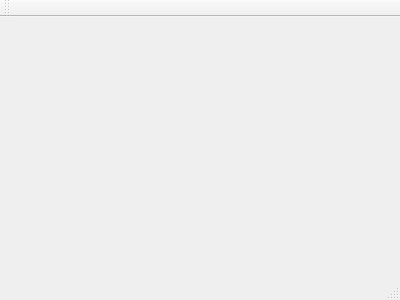
The window that mainwindow.ui (Mike308/control-net-tester) describes before a commit, drawn with Qt 5.
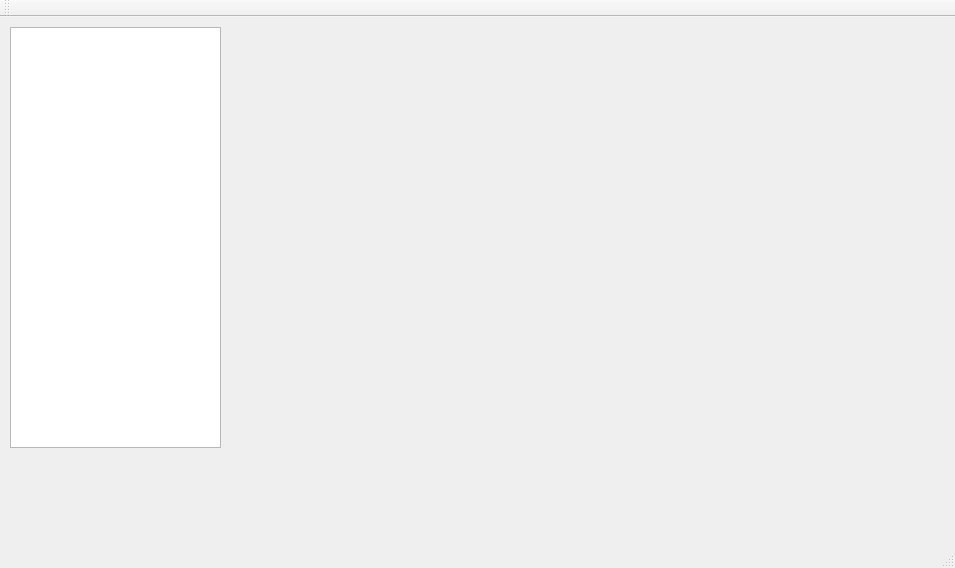
The same window after the commit.

Diff of the .ui file:
```diff
--- a/mainwindow.ui
+++ b/mainwindow.ui
@@ -1,24 +1,50 @@
 <ui version="4.0">
  <class>MainWindow</class>
- <widget class="QMainWindow" name="MainWindow" >
-  <property name="geometry" >
+ <widget class="QMainWindow" name="MainWindow">
+  <property name="geometry">
    <rect>
     <x>0</x>
     <y>0</y>
-    <width>400</width>
-    <height>300</height>
+    <width>955</width>
+    <height>568</height>
    </rect>
   </property>
   <property name="windowTitle" >
    <string>MainWindow</string>
   </property>
-  <widget class="QMenuBar" name="menuBar" />
-  <widget class="QToolBar" name="mainToolBar" />
-  <widget class="QWidget" name="centralWidget" />
-  <widget class="QStatusBar" name="statusBar" />
+  <widget class="QWidget" name="centralWidget">
+   <widget class="QListView" name="listView">
+    <property name="geometry">
+     <rect>
+      <x>10</x>
+      <y>10</y>
+      <width>211</width>
+      <height>421</height>
+     </rect>
+    </property>
+   </widget>
+  </widget>
+  <widget class="QMenuBar" name="menuBar">
+   <property name="geometry">
+    <rect>
+     <x>0</x>
+     <y>0</y>
+     <width>955</width>
+     <height>21</height>
+    </rect>
+   </property>
+  </widget>
+  <widget class="QToolBar" name="mainToolBar">
+   <attribute name="toolBarArea">
+    <enum>TopToolBarArea</enum>
+   </attribute>
+   <attribute name="toolBarBreak">
+    <bool>false</bool>
+   </attribute>
+  </widget>
+  <widget class="QStatusBar" name="statusBar"/>
  </widget>
- <layoutDefault spacing="6" margin="11" />
- <pixmapfunction></pixmapfunction>
+ <layoutdefault spacing="6" margin="11"/>
  <resources/>
  <connections/>
 </ui>
```
Left out of the diff: 3 changed lines with no effect on the pictures.
